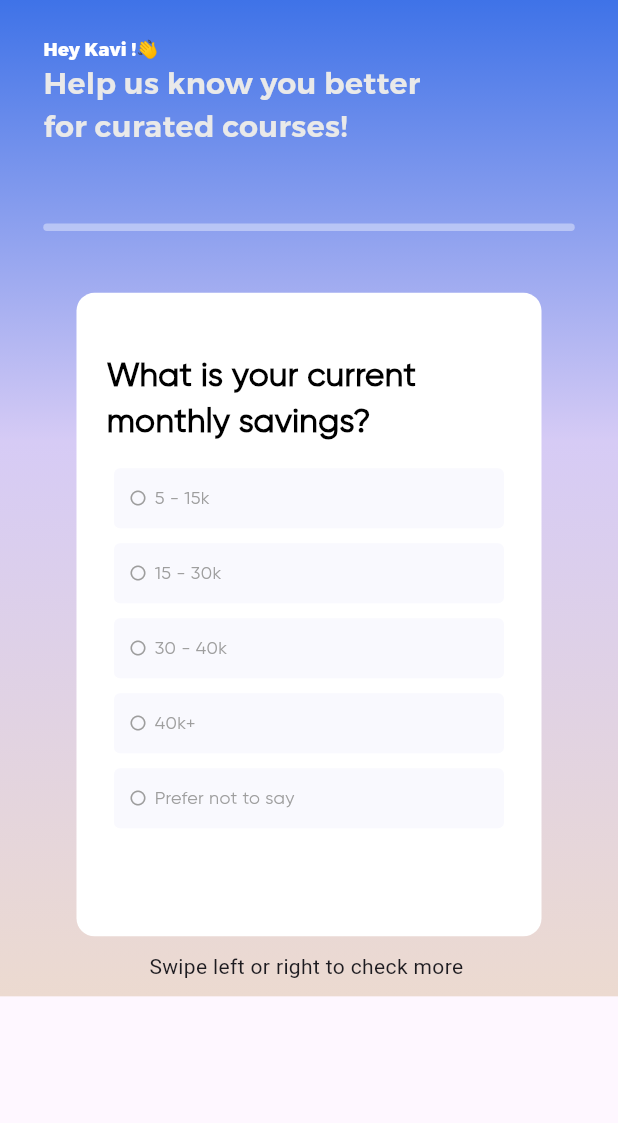
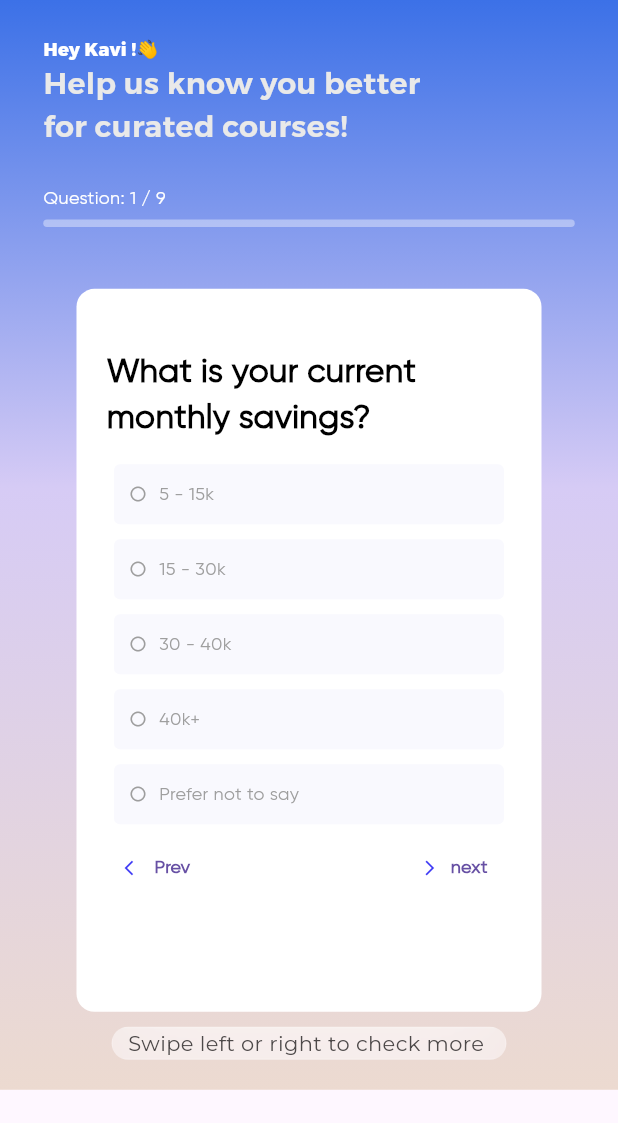
Before and after one commit to MAHESWARI-ROUT/Finverse, a Flutter app: the screen it shows after launch, on a phone screen of 412 x 824 dp, the part 113-1236 px from its top. Run offline on Flutter 3.47's test engine with Material 3 defaults, Android fonts, the light colour scheme and no system bars; our stand-ins replace get.

Commit message:
commit-3

```diff
--- a/lib/common/app_colors.dart
+++ b/lib/common/app_colors.dart
@@ -12,6 +12,7 @@ class AppColors {
   static const texthint = Colors.grey;
   static const optionBox = Color(0xFFF9F9FE);
   static const blurColor = Color(0xFFE9E2E7);
+  static const blurText = Color(0xFF4D4949);
 
 
 }
--- a/lib/controllers/question_controller.dart
+++ b/lib/controllers/question_controller.dart
@@ -11,6 +11,8 @@ class QuestionController extends GetxController {
   @override
   void onInit() {
     loadQuestions();
+    nextQuestion();
+    previousQuestion();
     super.onInit();
   }
 
--- a/lib/views/question_view.dart
+++ b/lib/views/question_view.dart
@@ -1,3 +1,5 @@
+import 'dart:ui';
+
 import 'package:finverse/common/app_colors.dart';
 import 'package:finverse/common/device_utilities.dart';
 import 'package:finverse/common/fonts.dart';
@@ -15,9 +17,7 @@ class QuestionView extends StatelessWidget {
   Widget build(BuildContext context) {
     return Obx(() {
       if (controller.questions.isEmpty) {
-        return const Scaffold(
-          body: Center(child: CircularProgressIndicator()),
-        );
+        return const Scaffold(body: Center(child: CircularProgressIndicator()));
       }
 
       final question = controller.questions[controller.currentIndex.value];
@@ -69,7 +69,9 @@ class QuestionView extends StatelessWidget {
                       ),
                     ),
                   ),
-                  SizedBox(height: DeviceUtilities.screenHeight(context) * 0.03),
+                  SizedBox(
+                    height: DeviceUtilities.screenHeight(context) * 0.03,
+                  ),
                   Align(
                     alignment: Alignment.topLeft,
                     child: Text(
@@ -91,12 +93,10 @@ class QuestionView extends StatelessWidget {
                       ),
                     ),
                   ),
-                  SizedBox(height: 0,),
+                  SizedBox(height: 0),
                   Align(
-
                     alignment: Alignment.topLeft,
                     child: Text(
-
                       'for curated courses!',
                       style: Fonts.montserratSemiBold.copyWith(
                         fontSize: 20,
@@ -104,22 +104,78 @@ class QuestionView extends StatelessWidget {
                       ),
                     ),
                   ),
-                  SizedBox(height: DeviceUtilities.screenHeight(context) * 0.06),
+                  SizedBox(
+                    height: DeviceUtilities.screenHeight(context) * 0.03,
+                  ),
+                  Align(
+                    alignment: Alignment.topLeft,
+                    child: Text.rich(
+                      TextSpan(
+                        children: [
+                          TextSpan(
+                            text: 'Question: ',
+                            style: Fonts.gilroy.copyWith(
+                              color: AppColors.textW,
+                              fontSize: 12,
+                            ),
+                          ),
+                          TextSpan(
+                            text:
+                                '${controller.currentIndex.value + 1} / ${controller.totalQuestions}',
+                            style: Fonts.gilroy.copyWith(
+                              color: AppColors.textW,
+                              fontSize: 12,
+                            ),
+                          ),
+                        ],
+                      ),
+                    ),
+                  ),
+                  SizedBox(height: 5),
                   LinearProgressIndicator(
-                    value: controller.currentIndex.value / controller.totalQuestions,
+                    value:
+                        controller.currentIndex.value /
+                        controller.totalQuestions,
                     minHeight: 5,
                     color: AppColors.highlightColor,
                     backgroundColor: Colors.white38,
                     borderRadius: BorderRadius.circular(20),
                   ),
-                  SizedBox(height:DeviceUtilities.screenHeight(context) * 0.05),
+                  SizedBox(
+                    height: DeviceUtilities.screenHeight(context) * 0.05,
+                  ),
                   QuestionContainer(
                     question: question.questionsText,
                     options: question.options,
+                    onNext: controller.nextQuestion,
+                    onPrev: controller.previousQuestion,
                   ),
-                  SizedBox(height: 10,),
-                  Text('Swipe left or right to check more '),
-                  SizedBox(height: 10,),
+                  SizedBox(height: 10),
+                  ClipRRect(
+                    borderRadius: BorderRadius.circular(20),
+                    child: BackdropFilter(
+                      filter: ImageFilter.blur(sigmaX: 40, sigmaY: 40),
+                      child: Container(
+                        decoration: BoxDecoration(
+                          //borderRadius: BorderRadius.circular(20),
+                          color: Color.fromRGBO(255, 255, 255, 0.16),
+                          border: Border.all(
+                            color: Color.fromRGBO(255, 255, 255, 0.16),
+                          ),
+                        ),
+                        child: Padding(
+                          padding: const EdgeInsets.only(left:10.0,right: 10),
+                          child: Text(
+                            'Swipe left or right to check more ',
+                            style: Fonts.montserrat.copyWith(
+                              color: AppColors.blurText,
+                            ),
+                          ),
+                        ),
+                      ),
+                    ),
+                  ),
+                  SizedBox(height: 20),
                 ],
               ),
             ),
--- a/lib/widgets/question_container.dart
+++ b/lib/widgets/question_container.dart
@@ -9,21 +9,25 @@ class QuestionContainer extends StatelessWidget {
   final List<String> options;
   final String? selectedOption;
   //final void Function(String) onOptionSelected;
-  //final VoidCallback onNext;
-  //final VoidCallback onPrev;
+  final VoidCallback onNext;
+  final VoidCallback onPrev;
   const QuestionContainer({
     super.key,
     required this.question,
     required this.options,
     this.selectedOption,
+    required this.onNext,
+    required this.onPrev,
   });
 
   @override
   Widget build(BuildContext context) {
-    return Container(
-      height: 429,
+    return Stack(
+      children: [
+        Container(
+          height: 482,
           width: 310,
-      padding: EdgeInsets.only(left: 20,right: 20,top: 40,bottom: 40),
+          padding: EdgeInsets.only(left: 20, right: 20, top: 40, bottom: 40),
 
           decoration: BoxDecoration(
             borderRadius: BorderRadius.circular(12),
@@ -40,7 +44,7 @@ class QuestionContainer extends StatelessWidget {
                   fontSize: 22,
                 ),
               ),
-          SizedBox(height: 10,),
+              SizedBox(height: 10),
               ...options.map((option) {
                 final isSelected = selectedOption == option;
                 return Padding(
@@ -48,7 +52,6 @@ class QuestionContainer extends StatelessWidget {
                   child: GestureDetector(
                     onTap: () {},
                     child: Container(
-
                       height: 40,
                       width: 270,
                       decoration: BoxDecoration(
@@ -59,17 +62,26 @@ class QuestionContainer extends StatelessWidget {
                         child: Padding(
                           padding: const EdgeInsets.all(10.0),
                           child: Row(
+                            crossAxisAlignment: CrossAxisAlignment.start,
                             children: [
-                          Icon(Icons.circle_outlined,size: 12,color: AppColors.texthint,),
-                          SizedBox(width: 5,),
-                          Text(
+                              Padding(
+                                padding: const EdgeInsets.only(top: 2.0),
+                                child: Icon(
+                                  Icons.circle_outlined,
+                                  size: 12,
+                                  color: AppColors.texthint,
+                                ),
+                              ),
+                              SizedBox(width: 8),
+                              Expanded(
+                                child: Text(
                                   option,
                                   style: Fonts.gilroy.copyWith(
                                     fontSize: 12,
                                     color: AppColors.texthint,
-
                                   ),
-                            textAlign: TextAlign.start,
+                                  softWrap: true,
+                                ),
                               ),
                             ],
                           ),
@@ -79,8 +91,39 @@ class QuestionContainer extends StatelessWidget {
                   ),
                 );
               }).toList(),
+              Row(
+                children: [
+                  TextButton.icon(
+                    onPressed: onPrev,
+                    label: Text(
+                      'Prev',
+                      style: Fonts.gilroySemiBold.copyWith(fontSize: 12),
+                    ),
+                    icon: Icon(
+                      Icons.arrow_back_ios,
+                      color: AppColors.mainColor,
+                      size: 12,
+                    ),
+                  ),
+                  Spacer(),
+                  TextButton.icon(
+                    onPressed: onNext,
+                    label: Text(
+                      'next',
+                      style: Fonts.gilroySemiBold.copyWith(fontSize: 12),
+                    ),
+                    icon: Icon(
+                      Icons.arrow_forward_ios,
+                      color: AppColors.mainColor,
+                      size: 12,
+                    ),
+                  ),
                 ],
               ),
+            ],
+          ),
+        ),
+      ],
     );
   }
 }
```
Lines whose indentation alone changed are shown as unchanged.
